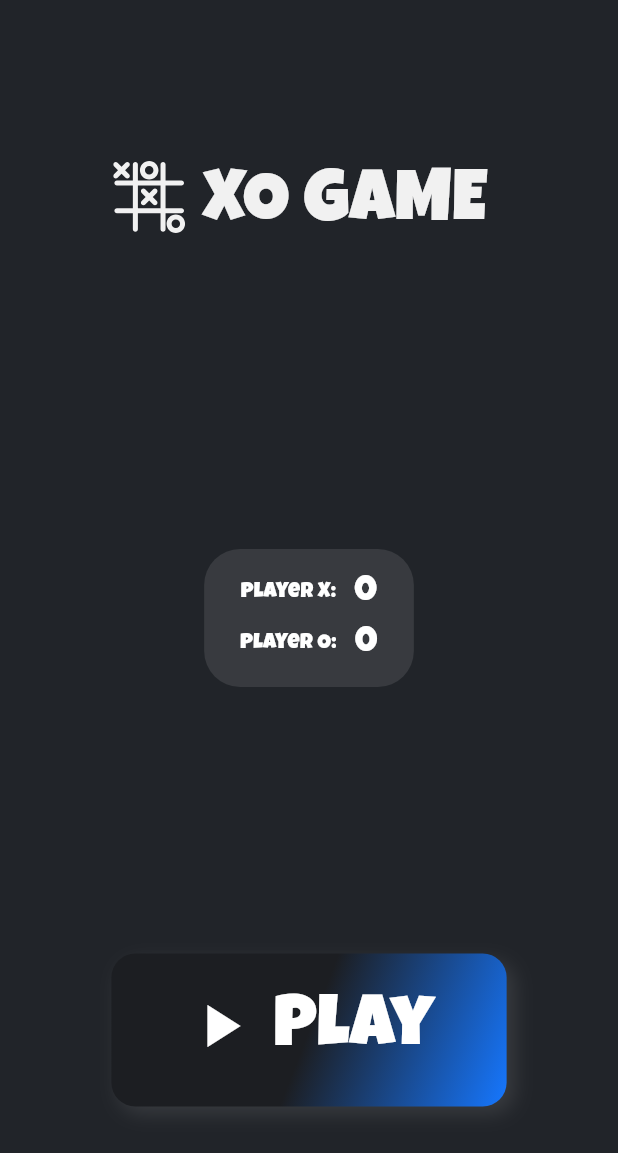
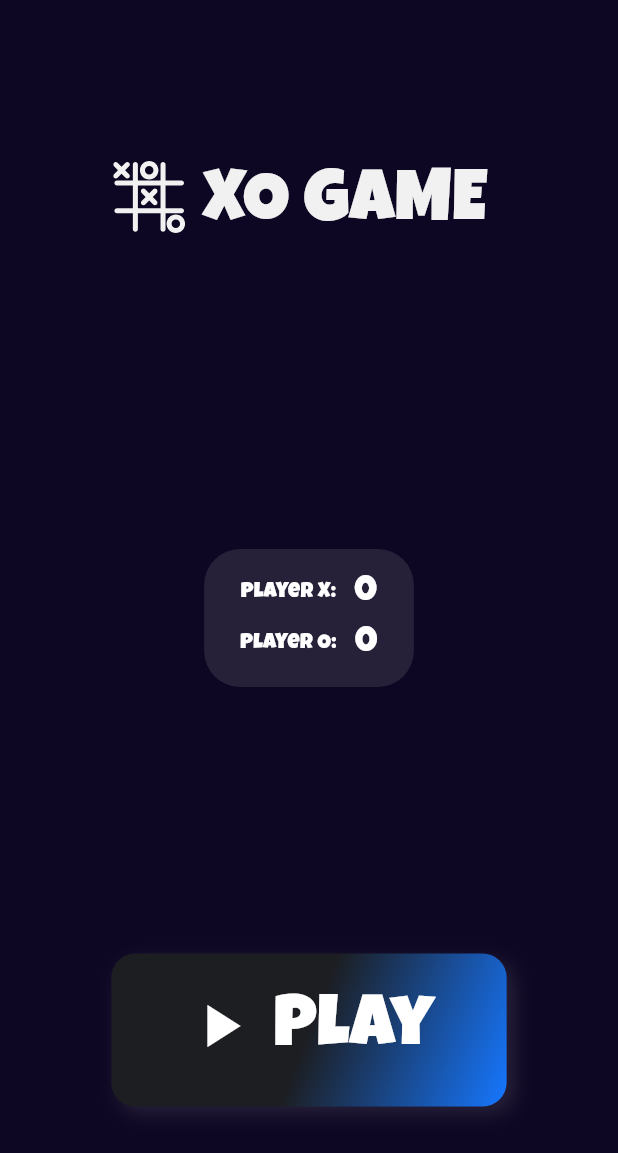
Before and after one commit to Jerinji2016/xo_game, a Flutter app: the screen it shows after launch, on a phone screen of 412 x 824 dp. Shown: the top 1153 px of the screen. Run offline on Flutter 3.47's test engine with Material 3 defaults, Android fonts, the light colour scheme and no system bars; our stand-ins replace flutter_svg, shared_preferences.

Commit message:
changed primary background color

```diff
--- a/lib/config/theme_config.dart
+++ b/lib/config/theme_config.dart
@@ -2,7 +2,7 @@ import 'package:flutter/material.dart';
 
 const primaryBackground = Colors.white;
 
-const darkPrimary = Color(0xFF212429);
+const darkPrimary = Color(0xFF0E0723);
 const darkSecondary = Color(0xFF1C1E22);
 
 const accentColor = Color(0xFF1677FF);
```
